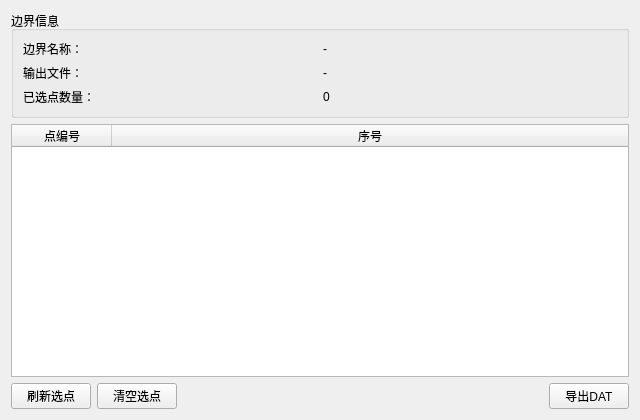
First picture: the form in plugins/Base_Slover/SeepageBoundaryPage.ui, repository asd977/base_cae, before the edit.
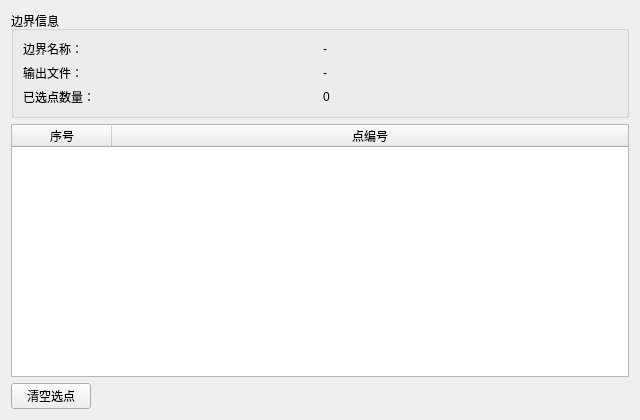
Second picture: the form after the edit.

```diff
--- a/plugins/Base_Slover/SeepageBoundaryPage.ui
+++ b/plugins/Base_Slover/SeepageBoundaryPage.ui
@@ -57,21 +57,16 @@
     <widget class="QTableWidget" name="tableNodes">
      <property name="columnCount"><number>2</number></property>
      <attribute name="horizontalHeaderStretchLastSection"><bool>true</bool></attribute>
-     <column>
-      <property name="text"><string>点编号</string></property>
-     </column>
      <column>
       <property name="text"><string>序号</string></property>
      </column>
+     <column>
+      <property name="text"><string>点编号</string></property>
+     </column>
     </widget>
    </item>
    <item>
     <layout class="QHBoxLayout" name="horizontalLayoutBtns">
-     <item>
-      <widget class="QPushButton" name="btnRefresh">
-       <property name="text"><string>刷新选点</string></property>
-      </widget>
-     </item>
      <item>
       <widget class="QPushButton" name="btnClear">
        <property name="text"><string>清空选点</string></property>
@@ -83,11 +78,6 @@
        <property name="sizeHint" stdset="0"><size><width>40</width><height>20</height></size></property>
       </spacer>
      </item>
-     <item>
-      <widget class="QPushButton" name="btnExport">
-       <property name="text"><string>导出DAT</string></property>
-      </widget>
-     </item>
     </layout>
    </item>
   </layout>
```
